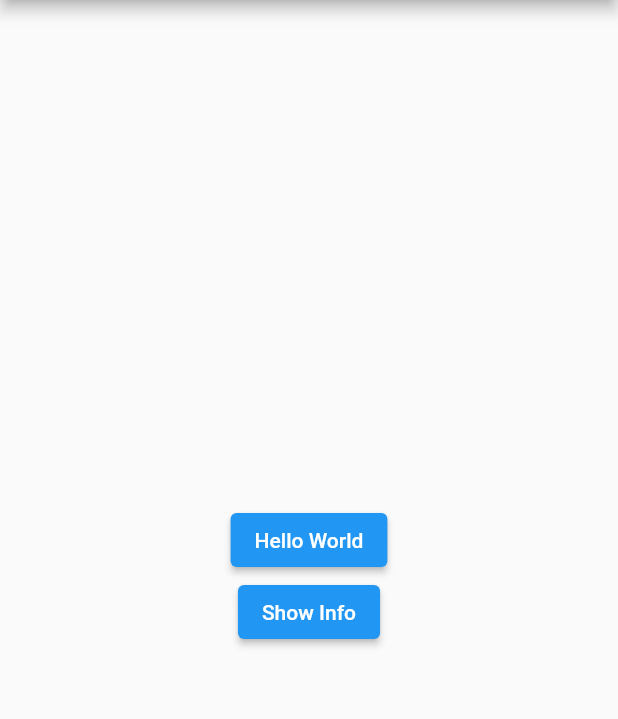
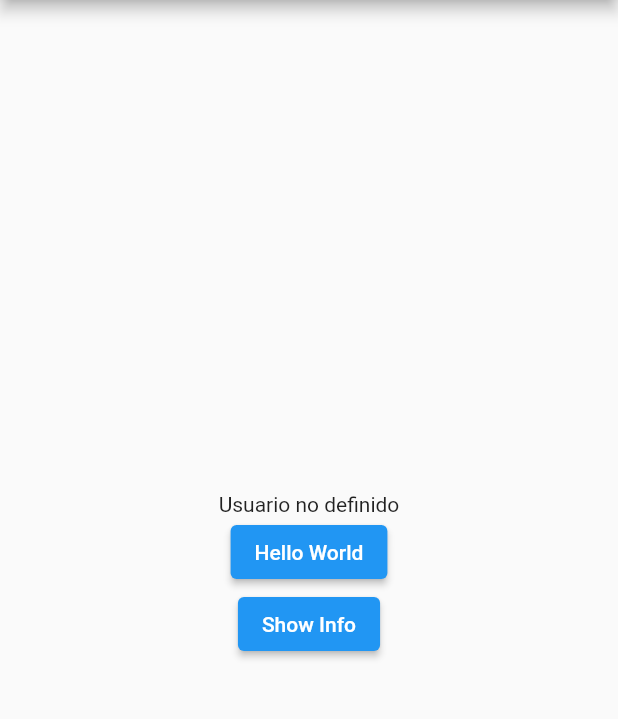
Before and after one commit to FlutterMedellinMeetup/examples, a Flutter app: the screen it shows after launch, on a phone screen of 412 x 824 dp, the part 84-803 px from its top. Run offline on Flutter 3.47's test engine with Material 2 defaults, Android fonts, the phone set to English and light mode, and no system bars.

Commit message:
subiendo ejemplo

```diff
--- a/share_info/lib/app.dart
+++ b/share_info/lib/app.dart
@@ -1,12 +1,49 @@
 import 'package:flutter/material.dart';
+import 'package:provider/provider.dart';
+import 'package:share_info/animations/fade_transition.dart';
+import 'package:share_info/animations/scale_trasition.dart';
+import 'package:share_info/models/info.dart';
+import 'package:share_info/provider/cat_info.dart';
+import 'package:share_info/provider/data_info.dart';
+import 'package:share_info/screens/hello_world.dart';
 import 'package:share_info/screens/home_page.dart';
+import 'package:share_info/screens/show_info.dart';
+import 'package:share_info/utils/app_routes.dart';
 
 class ShareInfoApp extends StatelessWidget {
   @override
   Widget build(BuildContext context) {
-    return MaterialApp(
-      theme: ThemeData(primarySwatch: Colors.blue),
-      home: HomePage(title: 'Flutter Share info demo'),
+    return MultiProvider(
+      providers: [
+        ChangeNotifierProvider(create: (context) => InfoProvider()),
+        ChangeNotifierProvider(create: (context) => CatInfoProvider()),
+      ],
+      child: MaterialApp(
+        theme: ThemeData(primarySwatch: Colors.blue),
+        home: HomePage(title: 'Flutter Share info demo'),
+        // routes: {
+        //   AppRoutes.helloWorld: (context) => HelloWorld(
+        //         title: 'hola a todo',
+        //       ),
+        //   AppRoutes.show: (context) =>
+        //       ShowInfo(infoData: Info('hola', 'a', 'todos'))
+        // },
+        onGenerateRoute: (settings) {
+          switch (settings.name) {
+            case (AppRoutes.helloWorld):
+              return ScaleTransitionAnimation(
+                  widget: HelloWorld(title: 'title'));
+
+            case (AppRoutes.show):
+              final Info data = settings.arguments as Info;
+              return FadeTransitionAnimation(widget: ShowInfo(infoData: data));
+
+            default:
+              return MaterialPageRoute(
+                  builder: (context) => HomePage(title: 'Un titulo'));
+          }
+        },
+      ),
     );
   }
 }
--- /dev/null
+++ b/share_info/lib/models/info.dart
@@ -0,0 +1,7 @@
+class Info {
+  final String title;
+  final String subTitle;
+  final String description;
+
+  Info(this.title, this.subTitle, this.description);
+}
--- /dev/null
+++ b/share_info/lib/provider/cat_info.dart
@@ -0,0 +1,12 @@
+import 'package:flutter/material.dart';
+
+class CatInfoProvider extends ChangeNotifier {
+  String _cat = 'Michi no definido';
+
+  String get cat => _cat;
+
+  set cat(String newCat) {
+    _cat = newCat;
+    notifyListeners();
+  }
+}
--- /dev/null
+++ b/share_info/lib/provider/data_info.dart
@@ -0,0 +1,12 @@
+import 'package:flutter/material.dart';
+
+class InfoProvider extends ChangeNotifier {
+  String _user = 'Usuario no definido';
+
+  String get user => _user;
+
+  set user(String newUser) {
+    _user = newUser;
+    notifyListeners();
+  }
+}
--- a/share_info/lib/screens/home_page.dart
+++ b/share_info/lib/screens/home_page.dart
@@ -1,4 +1,11 @@
 import 'package:flutter/material.dart';
+import 'package:provider/provider.dart';
+import 'package:share_info/animations/fade_transition.dart';
+import 'package:share_info/models/info.dart';
+import 'package:share_info/provider/cat_info.dart';
+import 'package:share_info/provider/data_info.dart';
+import 'package:share_info/screens/hello_world.dart';
+import 'package:share_info/utils/app_routes.dart';
 
 class HomePage extends StatefulWidget {
   HomePage({Key? key, required this.title}) : super(key: key);
@@ -10,14 +17,28 @@ class HomePage extends StatefulWidget {
 class _HomePageState extends State<HomePage> {
   @override
   Widget build(BuildContext context) {
+    final providerInfo = Provider.of<InfoProvider>(context);
+    final providerCat = Provider.of<CatInfoProvider>(context);
     return Scaffold(
         appBar: AppBar(title: Text(widget.title)),
         body: Center(
             child: Column(
           mainAxisAlignment: MainAxisAlignment.center,
           children: [
-            ElevatedButton(onPressed: () => {}, child: Text('Hello World')),
-            ElevatedButton(onPressed: () => {}, child: Text('Show Info'))
+            Consumer<InfoProvider>(
+                builder: (contex, info, _) => Text(info.user)),
+            ElevatedButton(
+                onPressed: () =>
+                    Navigator.of(context).pushNamed(AppRoutes.helloWorld),
+                child: Text('Hello World')),
+            ElevatedButton(
+                onPressed: () {
+                  providerInfo.user = 'Mafer';
+                  providerCat.cat = 'Sushi';
+                  Navigator.of(context).pushNamed(AppRoutes.show,
+                      arguments: Info('Esto', 'Es', 'la data compartida'));
+                },
+                child: Text('Show Info'))
           ],
         )));
   }
--- /dev/null
+++ b/share_info/lib/utils/app_routes.dart
@@ -0,0 +1,5 @@
+class AppRoutes {
+  static const home = '/';
+  static const show = '/show';
+  static const helloWorld = '/hello';
+}
--- a/share_info/pubspec.yaml
+++ b/share_info/pubspec.yaml
@@ -23,7 +23,7 @@ environment:
 dependencies:
   flutter:
     sdk: flutter
-
+  provider:
 
   # The following adds the Cupertino Icons font to your application.
   # Use with the CupertinoIcons class for iOS style icons.
```
Also changed, not shown: share_info/lib/screens/show_info.dart (+13 -7 lines).
